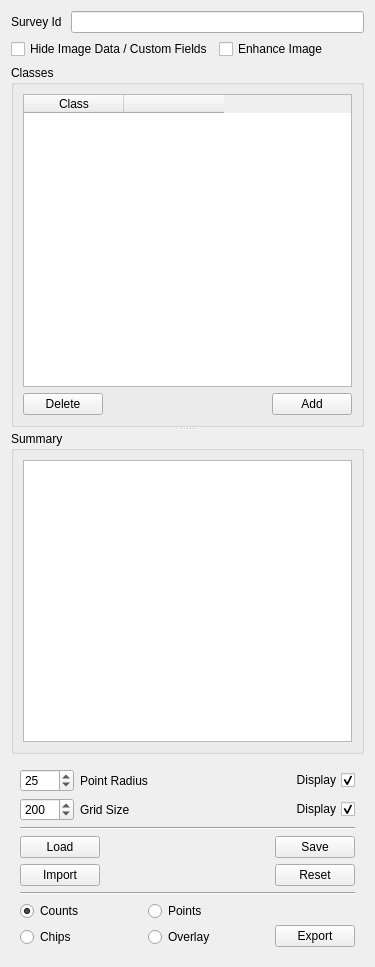
The window that ddg/point_widget.ui (persts/DotDotGoose) describes before a commit, drawn with Qt 5.
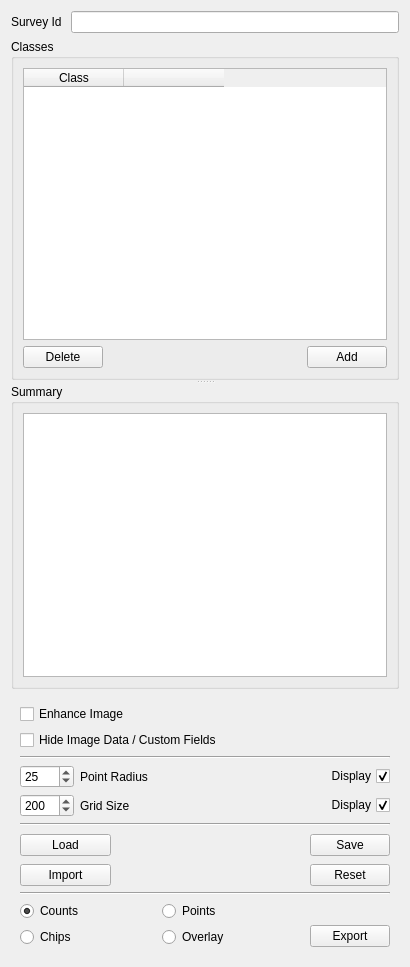
The same window after the commit. Icons and pictures are not drawn.

Commit message: rescan folder for new images when loading pnt file, issue #26

The edit to the form file:
```diff
--- a/ddg/point_widget.ui
+++ b/ddg/point_widget.ui
@@ -6,7 +6,7 @@
    <rect>
     <x>0</x>
     <y>0</y>
-    <width>375</width>
+    <width>410</width>
     <height>967</height>
    </rect>
   </property>
@@ -29,22 +29,7 @@
     </layout>
    </item>
    <item>
-    <layout class="QHBoxLayout" name="horizontalLayout">
-     <item>
-      <widget class="QCheckBox" name="checkBoxImageFields">
-       <property name="text">
-        <string>Hide Image Data / Custom Fields</string>
-       </property>
-      </widget>
-     </item>
-     <item>
-      <widget class="QCheckBox" name="checkBoxEnhanceImage">
-       <property name="text">
-        <string>Enhance Image</string>
-       </property>
-      </widget>
-     </item>
-    </layout>
+    <layout class="QHBoxLayout" name="horizontalLayout"/>
    </item>
    <item>
     <widget class="QSplitter" name="splitter">
@@ -155,221 +140,41 @@
    </item>
    <item>
     <widget class="QFrame" name="frameControls">
-     <layout class="QGridLayout" name="gridLayout_3">
-      <item row="2" column="0">
-       <widget class="QPushButton" name="pushButtonLoadPoints">
-        <property name="toolTip">
-         <string>Load point file.</string>
+     <layout class="QGridLayout" name="gridLayout">
+      <item row="3" column="0">
+       <widget class="QSpinBox" name="spinBoxPointRadius">
+        <property name="minimum">
+         <number>1</number>
         </property>
-        <property name="text">
-         <string>Load</string>
+        <property name="maximum">
+         <number>50</number>
         </property>
         <property name="icon">
          <iconset>
           <normaloff>:/icons/load.svg</normaloff>:/icons/load.svg</iconset>
         </property>
-        <property name="iconSize">
-         <size>
-          <width>24</width>
-          <height>24</height>
-         </size>
+        <property name="value">
+         <number>25</number>
         </property>
        </widget>
       </item>
-      <item row="6" column="0" rowspan="2" colspan="2">
-       <layout class="QGridLayout" name="gridLayout_2">
-        <item row="0" column="0">
-         <widget class="QRadioButton" name="radioButtonCounts">
-          <property name="text">
-           <string>Counts</string>
-          </property>
-          <property name="checked">
-           <bool>true</bool>
-          </property>
-         </widget>
-        </item>
-        <item row="1" column="0">
-         <widget class="QRadioButton" name="radioButtonChips">
-          <property name="text">
-           <string>Chips</string>
-          </property>
-         </widget>
-        </item>
-        <item row="0" column="1">
-         <widget class="QRadioButton" name="radioButtonPoints">
-          <property name="text">
-           <string>Points</string>
-          </property>
-         </widget>
-        </item>
-        <item row="1" column="1">
-         <widget class="QRadioButton" name="radioButtonOverlay">
-          <property name="text">
-           <string>Overlay</string>
-          </property>
-         </widget>
-        </item>
-       </layout>
-      </item>
-      <item row="2" column="1">
-       <spacer name="horizontalSpacer_3">
-        <property name="orientation">
-         <enum>Qt::Horizontal</enum>
-        </property>
-        <property name="sizeHint" stdset="0">
-         <size>
-          <width>148</width>
-          <height>20</height>
-         </size>
-        </property>
-       </spacer>
-      </item>
-      <item row="4" column="2">
-       <widget class="QPushButton" name="pushButtonReset">
+      <item row="4" column="6">
+       <widget class="QCheckBox" name="checkBoxDisplayGrid">
         <property name="toolTip">
          <string>Reset point file.</string>
         </property>
+        <property name="layoutDirection">
+         <enum>Qt::RightToLeft</enum>
+        </property>
         <property name="text">
-         <string>Reset</string>
+         <string>Display</string>
         </property>
-        <property name="icon">
-         <iconset>
-          <normaloff>:/icons/reset.svg</normaloff>:/icons/reset.svg</iconset>
+        <property name="checked">
+         <bool>true</bool>
         </property>
-        <property name="iconSize">
-         <size>
-          <width>24</width>
-          <height>24</height>
-         </size>
-        </property>
        </widget>
       </item>
-      <item row="0" column="0" colspan="3">
-       <layout class="QGridLayout" name="gridLayout">
-        <item row="0" column="0">
-         <widget class="QSpinBox" name="spinBoxPointRadius">
-          <property name="minimum">
-           <number>1</number>
-          </property>
-          <property name="maximum">
-           <number>50</number>
-          </property>
-          <property name="singleStep">
-           <number>1</number>
-          </property>
-          <property name="value">
-           <number>25</number>
-          </property>
-         </widget>
-        </item>
-        <item row="0" column="1">
-         <widget class="QLabel" name="label_2">
-          <property name="text">
-           <string>Point Radius</string>
-          </property>
-         </widget>
-        </item>
-        <item row="0" column="2">
-         <spacer name="horizontalSpacer">
-          <property name="orientation">
-           <enum>Qt::Horizontal</enum>
-          </property>
-          <property name="sizeHint" stdset="0">
-           <size>
-            <width>40</width>
-            <height>20</height>
-           </size>
-          </property>
-         </spacer>
-        </item>
-        <item row="0" column="3">
-         <widget class="QLabel" name="labelPointColor">
-          <property name="toolTip">
-           <string>Active class point color. Click to change.</string>
-          </property>
-          <property name="text">
-           <string/>
-          </property>
-         </widget>
-        </item>
-        <item row="0" column="4">
-         <widget class="QCheckBox" name="checkBoxDisplayPoints">
-          <property name="toolTip">
-           <string>Display points.</string>
-          </property>
-          <property name="layoutDirection">
-           <enum>Qt::RightToLeft</enum>
-          </property>
-          <property name="text">
-           <string>Display</string>
-          </property>
-          <property name="checked">
-           <bool>true</bool>
-          </property>
-         </widget>
-        </item>
-        <item row="1" column="0">
-         <widget class="QSpinBox" name="spinBoxGrid">
-          <property name="maximum">
-           <number>1000</number>
-          </property>
-          <property name="singleStep">
-           <number>50</number>
-          </property>
-          <property name="value">
-           <number>200</number>
-          </property>
-         </widget>
-        </item>
-        <item row="1" column="1">
-         <widget class="QLabel" name="label_3">
-          <property name="text">
-           <string>Grid Size</string>
-          </property>
-         </widget>
-        </item>
-        <item row="1" column="2">
-         <spacer name="horizontalSpacer_4">
-          <property name="orientation">
-           <enum>Qt::Horizontal</enum>
-          </property>
-          <property name="sizeHint" stdset="0">
-           <size>
-            <width>40</width>
-            <height>20</height>
-           </size>
-          </property>
-         </spacer>
-        </item>
-        <item row="1" column="3">
-         <widget class="QLabel" name="labelGridColor">
-          <property name="toolTip">
-           <string>Grid color. Click to change.</string>
-          </property>
-          <property name="text">
-           <string/>
-          </property>
-         </widget>
-        </item>
-        <item row="1" column="4">
-         <widget class="QCheckBox" name="checkBoxDisplayGrid">
-          <property name="toolTip">
-           <string>Display grid.</string>
-          </property>
-          <property name="layoutDirection">
-           <enum>Qt::RightToLeft</enum>
-          </property>
-          <property name="text">
-           <string>Display</string>
-          </property>
-          <property name="checked">
-           <bool>true</bool>
-          </property>
-         </widget>
-        </item>
-       </layout>
-      </item>
-      <item row="2" column="2">
+      <item row="6" column="5" rowspan="2" colspan="2">
        <widget class="QPushButton" name="pushButtonSave">
         <property name="toolTip">
          <string>Save point file.</string>
@@ -389,7 +194,69 @@
         </property>
        </widget>
       </item>
-      <item row="7" column="2">
+      <item row="8" column="2" colspan="2">
+       <spacer name="horizontalSpacer_7">
+        <property name="orientation">
+         <enum>Qt::Horizontal</enum>
+        </property>
+        <property name="sizeHint" stdset="0">
+         <size>
+          <width>148</width>
+          <height>20</height>
+         </size>
+        </property>
+       </spacer>
+      </item>
+      <item row="3" column="6">
+       <widget class="QCheckBox" name="checkBoxDisplayPoints">
+        <property name="toolTip">
+         <string>Display points.</string>
+        </property>
+        <property name="layoutDirection">
+         <enum>Qt::RightToLeft</enum>
+        </property>
+        <property name="text">
+         <string>Display</string>
+        </property>
+        <property name="checked">
+         <bool>true</bool>
+        </property>
+       </widget>
+      </item>
+      <item row="8" column="5" colspan="2">
+       <widget class="QPushButton" name="pushButtonReset">
+        <property name="toolTip">
+         <string>Reset point file.</string>
+        </property>
+        <property name="text">
+         <string>Reset</string>
+        </property>
+        <property name="icon">
+         <iconset>
+          <normaloff>:/icons/reset.svg</normaloff>:/icons/reset.svg</iconset>
+        </property>
+        <property name="iconSize">
+         <size>
+          <width>24</width>
+          <height>24</height>
+         </size>
+        </property>
+       </widget>
+      </item>
+      <item row="4" column="3">
+       <spacer name="horizontalSpacer_4">
+        <property name="orientation">
+         <enum>Qt::Horizontal</enum>
+        </property>
+        <property name="sizeHint" stdset="0">
+         <size>
+          <width>107</width>
+          <height>20</height>
+         </size>
+        </property>
+       </spacer>
+      </item>
+      <item row="11" column="5" colspan="2">
        <widget class="QPushButton" name="pushButtonExport">
         <property name="toolTip">
          <string>Export</string>
@@ -409,8 +276,18 @@
         </property>
        </widget>
       </item>
-      <item row="4" column="1">
-       <spacer name="horizontalSpacer_7">
+      <item row="3" column="4" colspan="2">
+       <widget class="QLabel" name="labelPointColor">
+        <property name="toolTip">
+         <string>Active class point color. Click to change.</string>
+        </property>
+        <property name="text">
+         <string/>
+        </property>
+       </widget>
+      </item>
+      <item row="7" column="2" colspan="2">
+       <spacer name="horizontalSpacer_3">
         <property name="orientation">
          <enum>Qt::Horizontal</enum>
         </property>
@@ -422,14 +299,54 @@
         </property>
        </spacer>
       </item>
-      <item row="5" column="0" colspan="3">
-       <widget class="Line" name="line">
+      <item row="5" column="0" colspan="7">
+       <widget class="Line" name="line_2">
         <property name="orientation">
          <enum>Qt::Horizontal</enum>
         </property>
        </widget>
       </item>
+      <item row="4" column="1" colspan="2">
+       <widget class="QLabel" name="label_3">
+        <property name="text">
+         <string>Grid Size</string>
+        </property>
+       </widget>
+      </item>
+      <item row="3" column="1" colspan="2">
+       <widget class="QLabel" name="label_2">
+        <property name="text">
+         <string>Point Radius</string>
+        </property>
+       </widget>
+      </item>
       <item row="4" column="0">
+       <widget class="QSpinBox" name="spinBoxGrid">
+        <property name="maximum">
+         <number>1000</number>
+        </property>
+        <property name="singleStep">
+         <number>50</number>
+        </property>
+        <property name="value">
+         <number>200</number>
+        </property>
+       </widget>
+      </item>
+      <item row="3" column="3">
+       <spacer name="horizontalSpacer">
+        <property name="orientation">
+         <enum>Qt::Horizontal</enum>
+        </property>
+        <property name="sizeHint" stdset="0">
+         <size>
+          <width>107</width>
+          <height>20</height>
+         </size>
+        </property>
+       </spacer>
+      </item>
+      <item row="8" column="0" colspan="2">
        <widget class="QPushButton" name="pushButtonImport">
         <property name="toolTip">
          <string>Import classes and custom fields from existing point file.</string>
@@ -449,8 +366,94 @@
         </property>
        </widget>
       </item>
-      <item row="1" column="0" colspan="3">
-       <widget class="Line" name="line_2">
+      <item row="9" column="0" colspan="7">
+       <widget class="Line" name="line">
+        <property name="orientation">
+         <enum>Qt::Horizontal</enum>
+        </property>
+       </widget>
+      </item>
+      <item row="4" column="4" colspan="2">
+       <widget class="QLabel" name="labelGridColor">
+        <property name="toolTip">
+         <string>Grid color. Click to change.</string>
+        </property>
+        <property name="text">
+         <string/>
+        </property>
+       </widget>
+      </item>
+      <item row="10" column="0" rowspan="2" colspan="4">
+       <layout class="QGridLayout" name="gridLayout_2">
+        <item row="0" column="0">
+         <widget class="QRadioButton" name="radioButtonCounts">
+          <property name="text">
+           <string>Counts</string>
+          </property>
+          <property name="checked">
+           <bool>true</bool>
+          </property>
+         </widget>
+        </item>
+        <item row="1" column="0">
+         <widget class="QRadioButton" name="radioButtonChips">
+          <property name="text">
+           <string>Chips</string>
+          </property>
+         </widget>
+        </item>
+        <item row="0" column="1">
+         <widget class="QRadioButton" name="radioButtonPoints">
+          <property name="text">
+           <string>Points</string>
+          </property>
+         </widget>
+        </item>
+        <item row="1" column="1">
+         <widget class="QRadioButton" name="radioButtonOverlay">
+          <property name="text">
+           <string>Overlay</string>
+          </property>
+         </widget>
+        </item>
+       </layout>
+      </item>
+      <item row="1" column="0" colspan="7">
+       <widget class="QCheckBox" name="checkBoxImageFields">
+        <property name="text">
+         <string>Hide Image Data / Custom Fields</string>
+        </property>
+       </widget>
+      </item>
+      <item row="0" column="0" colspan="3">
+       <widget class="QCheckBox" name="checkBoxEnhanceImage">
+        <property name="text">
+         <string>Enhance Image</string>
+        </property>
+       </widget>
+      </item>
+      <item row="6" column="0" rowspan="2" colspan="2">
+       <widget class="QPushButton" name="pushButtonLoadPoints">
+        <property name="toolTip">
+         <string>Load point file.</string>
+        </property>
+        <property name="text">
+         <string>Load</string>
+        </property>
+        <property name="icon">
+         <iconset>
+          <normaloff>:/icons/load.svg</normaloff>:/icons/load.svg</iconset>
+        </property>
+        <property name="iconSize">
+         <size>
+          <width>24</width>
+          <height>24</height>
+         </size>
+        </property>
+       </widget>
+      </item>
+      <item row="2" column="0" colspan="7">
+       <widget class="Line" name="line_3">
         <property name="orientation">
          <enum>Qt::Horizontal</enum>
         </property>
```
Left out of the diff: 7 changed lines with no effect on the pictures. The commit also changes 3 other files.
